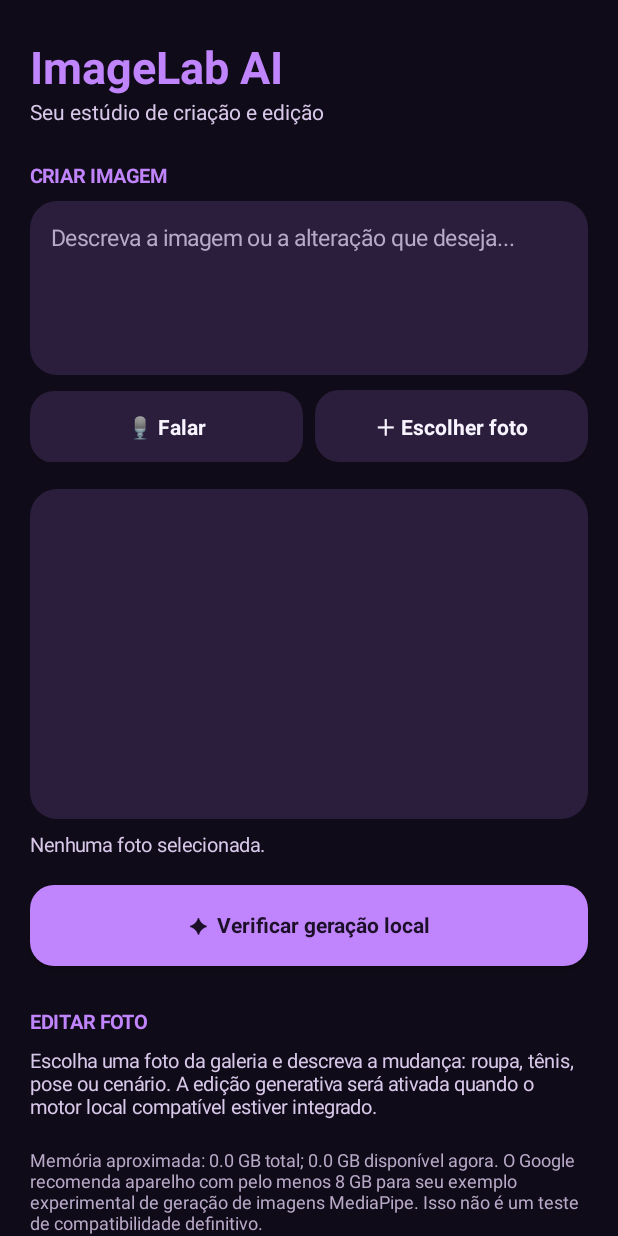
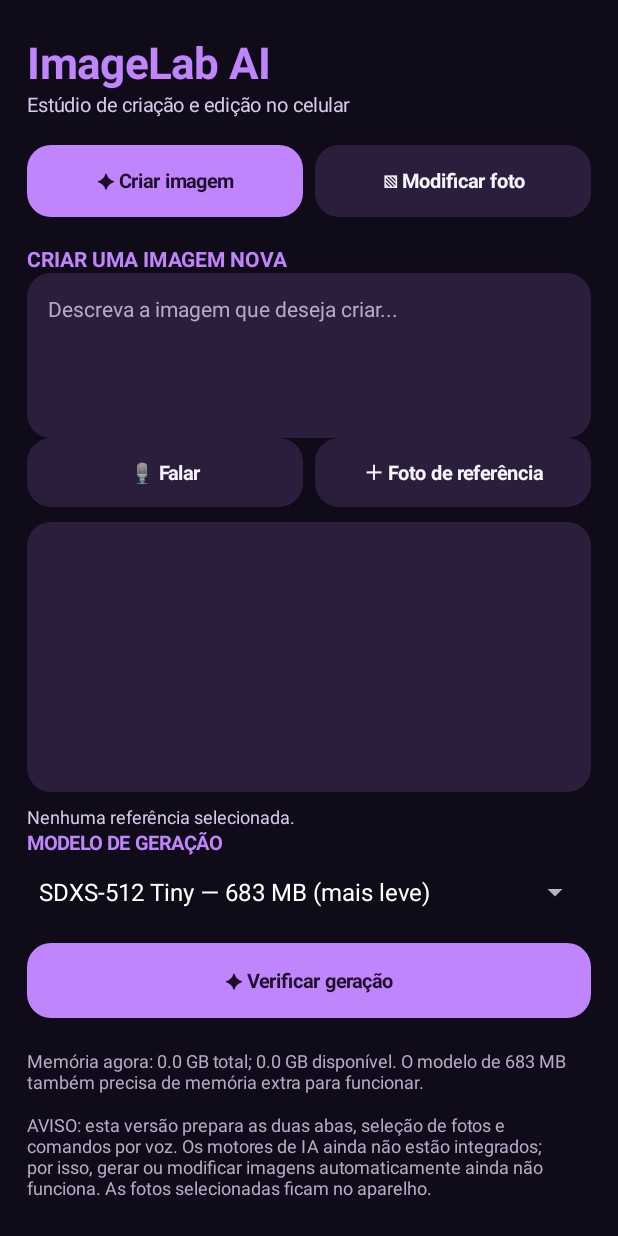
Before and after one commit to ohivyyctcvyovy-dotcom/12345, an Android app: the screen it shows after launch (MainActivity), on a phone screen of 412 x 824 dp. Run offline under Robolectric (Android 15) with nearby library versions, the phone set to English and light mode, and no system bars.

Commit message:
Add separate create and photo editing tabs

```diff
--- a/ImageLabAI/android/app/src/main/java/com/imagelab/ai/MainActivity.java
+++ b/ImageLabAI/android/app/src/main/java/com/imagelab/ai/MainActivity.java
@@ -1,197 +1,31 @@
 package com.imagelab.ai;
-
-import android.app.Activity;
-import android.app.ActivityManager;
-import android.os.Bundle;
-import android.content.Intent;
-import android.graphics.Color;
-import android.graphics.Typeface;
-import android.net.Uri;
-import android.speech.RecognizerIntent;
-import android.view.Gravity;
-import android.widget.*;
-import java.util.ArrayList;
-
-public class MainActivity extends Activity {
-    private final int BG = Color.rgb(16, 11, 24);
-    private final int PANEL = Color.rgb(43, 30, 60);
-    private final int PURPLE = Color.rgb(192, 132, 252);
-    private final int WHITE = Color.rgb(248, 244, 255);
-    private EditText prompt;
-    private ImageView preview;
-    private TextView status;
-    private static final int PICK_IMAGE = 10;
-    private static final int SPEECH = 11;
-
-    @Override public void onCreate(Bundle state) {
-        super.onCreate(state);
-        getWindow().setStatusBarColor(BG);
-        getWindow().setNavigationBarColor(BG);
-        buildScreen();
-    }
-
-    private void buildScreen() {
-        ScrollView scroll = new ScrollView(this);
-        scroll.setBackgroundColor(BG);
-        LinearLayout page = new LinearLayout(this);
-        page.setOrientation(LinearLayout.VERTICAL);
-        page.setPadding(dp(20), dp(24), dp(20), dp(28));
-        scroll.addView(page);
-
-        page.addView(text("ImageLab AI", 30, PURPLE, true));
-        page.addView(text("Seu estúdio de criação e edição", 14, 0xFFD7C7E8, false));
-
-        TextView createTitle = text("CRIAR IMAGEM", 13, PURPLE, true);
-        createTitle.setPadding(0, dp(24), 0, dp(8));
-        page.addView(createTitle);
-        prompt = new EditText(this);
-        prompt.setTextColor(WHITE);
-        prompt.setHintTextColor(0xFFB8A9C8);
-        prompt.setHint("Descreva a imagem ou a alteração que deseja...");
-        prompt.setTextSize(15);
-        prompt.setGravity(Gravity.TOP);
-        prompt.setMinLines(3);
-        prompt.setPadding(dp(14), dp(14), dp(14), dp(14));
-        prompt.setBackground(round(PANEL, 18));
-        page.addView(prompt, new LinearLayout.LayoutParams(-1, dp(116)));
-
-        LinearLayout actions = new LinearLayout(this);
-        actions.setOrientation(LinearLayout.HORIZONTAL);
-        Button voice = button("🎙 Falar", false);
-        Button add = button("＋ Escolher foto", false);
-        LinearLayout.LayoutParams ap = new LinearLayout.LayoutParams(0, dp(48), 1);
-        ap.topMargin = dp(10);
-        actions.addView(voice, ap);
-        LinearLayout.LayoutParams bp = new LinearLayout.LayoutParams(0, dp(48), 1);
-        bp.leftMargin = dp(8); bp.topMargin = dp(10);
-        actions.addView(add, bp);
-        page.addView(actions);
-
-        preview = new ImageView(this);
-        preview.setScaleType(ImageView.ScaleType.FIT_CENTER);
-        preview.setBackground(round(PANEL, 18));
-        LinearLayout.LayoutParams pp = new LinearLayout.LayoutParams(-1, dp(220));
-        pp.topMargin = dp(18);
-        page.addView(preview, pp);
-
-        status = text("Nenhuma foto selecionada.", 13, 0xFFD7C7E8, false);
-        status.setPadding(0, dp(8), 0, dp(4));
-        page.addView(status);
-
-        Button generate = button("✦  Verificar geração local", true);
-        LinearLayout.LayoutParams gp = new LinearLayout.LayoutParams(-1, dp(54));
-        gp.topMargin = dp(14);
-        page.addView(generate, gp);
-
-        TextView editTitle = text("EDITAR FOTO", 13, PURPLE, true);
-        editTitle.setPadding(0, dp(28), 0, dp(8));
-        page.addView(editTitle);
-        page.addView(text("Escolha uma foto da galeria e descreva a mudança: roupa, tênis, pose ou cenário. A edição generativa será ativada quando o motor local compatível estiver integrado.", 13, 0xFFD7C7E8, false));
-
-        TextView memory = text(deviceMemoryText(), 12, 0xFFB8A9C8, false);
-        memory.setPadding(0, dp(18), 0, 0);
-        page.addView(memory);
-
-        TextView foot = text("Esta versão ainda não gera imagens por IA. Ela prepara a interface e verifica o aparelho; não envia suas fotos para a internet.", 12, 0xFFB8A9C8, false);
-        foot.setPadding(0, dp(14), 0, 0);
-        page.addView(foot);
-
-        add.setOnClickListener(v -> openPicker());
-        voice.setOnClickListener(v -> startSpeech());
-        generate.setOnClickListener(v -> {
-            String p = prompt.getText().toString().trim();
-            if (p.isEmpty()) {
-                Toast.makeText(this, "Escreva ou fale o que deseja criar.", Toast.LENGTH_SHORT).show();
-            } else {
-                new AlertDialogBuilder(this).showInfo(
-                    "Motor de IA ainda não conectado",
-                    "Seu pedido foi preenchido, mas esta versão ainda não tem um modelo local integrado. Não vamos iniciar uma geração que possa fechar o aplicativo."
-                );
-            }
-        });
-        setContentView(scroll);
-    }
-
-    private String deviceMemoryText() {
-        ActivityManager.MemoryInfo info = new ActivityManager.MemoryInfo();
-        ((ActivityManager)getSystemService(ACTIVITY_SERVICE)).getMemoryInfo(info);
-        double total = info.totalMem / 1073741824.0;
-        double free = info.availMem / 1073741824.0;
-        return String.format(java.util.Locale.US,
-            "Memória aproximada: %.1f GB total; %.1f GB disponível agora. O Google recomenda aparelho com pelo menos 8 GB para seu exemplo experimental de geração de imagens MediaPipe. Isso não é um teste de compatibilidade definitivo.",
-            total, free);
-    }
-
-    private void openPicker() {
-        Intent i = new Intent(Intent.ACTION_OPEN_DOCUMENT);
-        i.setType("image/*");
-        i.addCategory(Intent.CATEGORY_OPENABLE);
-        startActivityForResult(i, PICK_IMAGE);
-    }
-
-    private void startSpeech() {
-        try {
-            Intent i = new Intent(RecognizerIntent.ACTION_RECOGNIZE_SPEECH);
-            i.putExtra(RecognizerIntent.EXTRA_LANGUAGE_MODEL, RecognizerIntent.LANGUAGE_MODEL_FREE_FORM);
-            i.putExtra(RecognizerIntent.EXTRA_LANGUAGE, "pt-BR");
-            i.putExtra(RecognizerIntent.EXTRA_PROMPT, "Fale o que deseja criar ou editar");
-            startActivityForResult(i, SPEECH);
-        } catch (Exception e) {
-            Toast.makeText(this, "O reconhecimento de voz não está disponível neste aparelho.", Toast.LENGTH_LONG).show();
-        }
-    }
-
-    @Override protected void onActivityResult(int requestCode, int resultCode, Intent data) {
-        super.onActivityResult(requestCode, resultCode, data);
-        if (resultCode != RESULT_OK || data == null) return;
-        if (requestCode == PICK_IMAGE) {
-            Uri uri = data.getData();
-            if (uri != null) {
-                try { getContentResolver().takePersistableUriPermission(uri, Intent.FLAG_GRANT_READ_URI_PERMISSION); }
-                catch (Exception ignored) {}
-                preview.setImageURI(uri);
-                status.setText("Foto selecionada. Escreva ou fale a alteração desejada.");
-            }
-        } else if (requestCode == SPEECH) {
-            ArrayList<String> results = data.getStringArrayListExtra(RecognizerIntent.EXTRA_RESULTS);
-            if (results != null && !results.isEmpty()) {
-                String old = prompt.getText().toString();
-                prompt.setText(old.isEmpty() ? results.get(0) : old + " " + results.get(0));
-            }
-        }
-    }
-
-    private TextView text(String s, int size, int color, boolean bold) {
-        TextView t = new TextView(this);
-        t.setText(s); t.setTextSize(size); t.setTextColor(color);
-        if (bold) t.setTypeface(Typeface.DEFAULT, Typeface.BOLD);
-        return t;
-    }
-
-    private Button button(String label, boolean primary) {
-        Button b = new Button(this);
-        b.setText(label); b.setAllCaps(false); b.setTextSize(14);
-        b.setTextColor(primary ? Color.rgb(28, 15, 40) : WHITE);
-        b.setTypeface(Typeface.DEFAULT, Typeface.BOLD);
-        b.setBackground(round(primary ? PURPLE : PANEL, 16));
-        return b;
-    }
-
-    private android.graphics.drawable.GradientDrawable round(int color, int radius) {
-        android.graphics.drawable.GradientDrawable d = new android.graphics.drawable.GradientDrawable();
-        d.setColor(color); d.setCornerRadius(dp(radius));
-        return d;
-    }
-
-    private int dp(int v) { return (int)(v * getResources().getDisplayMetrics().density + 0.5f); }
-
-    private static class AlertDialogBuilder {
-        private final Activity activity;
-        AlertDialogBuilder(Activity a) { activity = a; }
-        void showInfo(String title, String message) {
-            new android.app.AlertDialog.Builder(activity)
-                .setTitle(title).setMessage(message)
-                .setPositiveButton("Entendi", null).show();
-        }
-    }
+import android.app.*;import android.app.ActivityManager;import android.os.Bundle;import android.content.*;import android.graphics.Color;import android.graphics.Typeface;import android.net.Uri;import android.speech.RecognizerIntent;import android.view.Gravity;import android.view.View;import android.widget.*;import java.util.ArrayList;
+public class MainActivity extends Activity{
+ int BG=Color.rgb(16,11,24),PANEL=Color.rgb(43,30,60),PURPLE=Color.rgb(192,132,252),WHITE=Color.rgb(248,244,255);
+ LinearLayout page,createPanel,editPanel;EditText createPrompt,editPrompt;ImageView createPreview,editPreview;TextView createStatus,editStatus;Spinner models;
+ static final int PC=10,PE=12,SC=11,SE=13;
+ public void onCreate(Bundle b){super.onCreate(b);getWindow().setStatusBarColor(BG);getWindow().setNavigationBarColor(BG);build();}
+ void build(){
+ ScrollView scroll=new ScrollView(this);scroll.setBackgroundColor(BG);page=new LinearLayout(this);page.setOrientation(1);page.setPadding(dp(18),dp(22),dp(18),dp(28));scroll.addView(page);
+ page.addView(txt("ImageLab AI",29,PURPLE,true));page.addView(txt("Estúdio de criação e edição no celular",13,0xFFD7C7E8,false));
+ LinearLayout tabs=new LinearLayout(this);Button ct=btn("✦ Criar imagem",true),et=btn("▧ Modificar foto",false);LinearLayout.LayoutParams a=new LinearLayout.LayoutParams(0,dp(48),1);a.topMargin=dp(18);tabs.addView(ct,a);LinearLayout.LayoutParams z=new LinearLayout.LayoutParams(0,dp(48),1);z.leftMargin=dp(8);z.topMargin=dp(18);tabs.addView(et,z);page.addView(tabs);
+ createPanel=new LinearLayout(this);createPanel.setOrientation(1);createPanel.setPadding(0,dp(18),0,0);createPanel.addView(txt("CRIAR UMA IMAGEM NOVA",14,PURPLE,true));createPrompt=edit("Descreva a imagem que deseja criar...");createPanel.addView(createPrompt,new LinearLayout.LayoutParams(-1,dp(110)));
+ LinearLayout ca=new LinearLayout(this);Button cv=btn("🎙 Falar",false),cp=btn("＋ Foto de referência",false);ca.addView(cv,new LinearLayout.LayoutParams(0,dp(46),1));LinearLayout.LayoutParams cpl=new LinearLayout.LayoutParams(0,dp(46),1);cpl.leftMargin=dp(8);ca.addView(cp,cpl);createPanel.addView(ca);
+ createPreview=preview();createPanel.addView(createPreview,previewParams());createStatus=txt("Nenhuma referência selecionada.",12,0xFFD7C7E8,false);createPanel.addView(createStatus);createPanel.addView(txt("MODELO DE GERAÇÃO",13,PURPLE,true));
+ models=new Spinner(this);String[] choices={"SDXS-512 Tiny — 683 MB (mais leve)","SD-Turbo — cerca de 2 GB (mais pesado)"};ArrayAdapter<String> ad=new ArrayAdapter<>(this,android.R.layout.simple_spinner_item,choices);ad.setDropDownViewResource(android.R.layout.simple_spinner_dropdown_item);models.setAdapter(ad);createPanel.addView(models,new LinearLayout.LayoutParams(-1,dp(48)));Button gen=btn("✦ Verificar geração",true);LinearLayout.LayoutParams gp=new LinearLayout.LayoutParams(-1,dp(50));gp.topMargin=dp(10);createPanel.addView(gen,gp);page.addView(createPanel);
+ editPanel=new LinearLayout(this);editPanel.setOrientation(1);editPanel.setPadding(0,dp(18),0,0);editPanel.setVisibility(View.GONE);editPanel.addView(txt("MODIFICAR UMA FOTO EXISTENTE",14,PURPLE,true));editPanel.addView(txt("Esta aba é separada. Escolha uma foto e diga o que deseja mudar.",13,0xFFD7C7E8,false));Button pick=btn("＋ Escolher foto da galeria",false);LinearLayout.LayoutParams pp=new LinearLayout.LayoutParams(-1,dp(48));pp.topMargin=dp(10);editPanel.addView(pick,pp);editPreview=preview();editPanel.addView(editPreview,previewParams());editStatus=txt("Nenhuma foto selecionada.",12,0xFFD7C7E8,false);editPanel.addView(editStatus);editPrompt=edit("Ex.: mude o fundo, a roupa ou a iluminação...");LinearLayout.LayoutParams ep=new LinearLayout.LayoutParams(-1,dp(110));ep.topMargin=dp(10);editPanel.addView(editPrompt,ep);Button ev=btn("🎙 Ditar alteração",false);editPanel.addView(ev);Button apply=btn("✦ Aplicar mudança na foto",true);LinearLayout.LayoutParams ap=new LinearLayout.LayoutParams(-1,dp(50));ap.topMargin=dp(10);editPanel.addView(apply,ap);page.addView(editPanel);
+ TextView memory=txt(mem(),12,0xFFB8A9C8,false);LinearLayout.LayoutParams mp=new LinearLayout.LayoutParams(-1,-2);mp.topMargin=dp(20);page.addView(memory,mp);TextView note=txt("AVISO: esta versão prepara as duas abas, seleção de fotos e comandos por voz. Os motores de IA ainda não estão integrados; por isso, gerar ou modificar imagens automaticamente ainda não funciona. As fotos selecionadas ficam no aparelho.",12,0xFFB8A9C8,false);LinearLayout.LayoutParams np=new LinearLayout.LayoutParams(-1,-2);np.topMargin=dp(12);page.addView(note,np);
+ ct.setOnClickListener(v->tab(true,ct,et));et.setOnClickListener(v->tab(false,ct,et));cp.setOnClickListener(v->pick(PC));pick.setOnClickListener(v->pick(PE));cv.setOnClickListener(v->speak(SC));ev.setOnClickListener(v->speak(SE));gen.setOnClickListener(v->info(false));apply.setOnClickListener(v->info(true));setContentView(scroll);
+ }
+ void tab(boolean c,Button ct,Button et){createPanel.setVisibility(c?View.VISIBLE:View.GONE);editPanel.setVisibility(c?View.GONE:View.VISIBLE);ct.setBackground(bg(c?PURPLE:PANEL));ct.setTextColor(c?Color.rgb(28,15,40):WHITE);et.setBackground(bg(c?PANEL:PURPLE));et.setTextColor(c?WHITE:Color.rgb(28,15,40));}
+ void info(boolean editing){String m=editing?"A foto e o pedido estão nesta aba separada. A edição por IA ainda precisa do motor local integrado. Nenhuma alteração foi aplicada.":"Modelo selecionado: "+models.getSelectedItem()+". O motor de geração ainda não foi integrado. Nenhuma geração será iniciada nesta versão.";new AlertDialog.Builder(this).setTitle(editing?"Edição ainda não ativada":"Geração ainda não ativada").setMessage(m).setPositiveButton("Entendi",null).show();}
+ String mem(){ActivityManager.MemoryInfo i=new ActivityManager.MemoryInfo();((ActivityManager)getSystemService(ACTIVITY_SERVICE)).getMemoryInfo(i);return String.format(java.util.Locale.US,"Memória agora: %.1f GB total; %.1f GB disponível. O modelo de 683 MB também precisa de memória extra para funcionar.",i.totalMem/1073741824.0,i.availMem/1073741824.0);}
+ EditText edit(String h){EditText e=new EditText(this);e.setTextColor(WHITE);e.setHintTextColor(0xFFB8A9C8);e.setHint(h);e.setTextSize(14);e.setGravity(Gravity.TOP);e.setMinLines(3);e.setPadding(dp(14),dp(14),dp(14),dp(14));e.setBackground(bg(PANEL));return e;}
+ ImageView preview(){ImageView v=new ImageView(this);v.setScaleType(ImageView.ScaleType.FIT_CENTER);v.setBackground(bg(PANEL));return v;}LinearLayout.LayoutParams previewParams(){LinearLayout.LayoutParams p=new LinearLayout.LayoutParams(-1,dp(180));p.topMargin=dp(10);p.bottomMargin=dp(8);return p;}
+ void pick(int r){Intent i=new Intent(Intent.ACTION_OPEN_DOCUMENT);i.setType("image/*");i.addCategory(Intent.CATEGORY_OPENABLE);startActivityForResult(i,r);}
+ void speak(int r){try{Intent i=new Intent(RecognizerIntent.ACTION_RECOGNIZE_SPEECH);i.putExtra(RecognizerIntent.EXTRA_LANGUAGE_MODEL,RecognizerIntent.LANGUAGE_MODEL_FREE_FORM);i.putExtra(RecognizerIntent.EXTRA_LANGUAGE,"pt-BR");startActivityForResult(i,r);}catch(Exception e){Toast.makeText(this,"Voz indisponível.",Toast.LENGTH_LONG).show();}}
+ protected void onActivityResult(int r,int result,Intent d){super.onActivityResult(r,result,d);if(result!=RESULT_OK||d==null)return;if(r==PC||r==PE){Uri u=d.getData();if(u==null)return;try{getContentResolver().takePersistableUriPermission(u,Intent.FLAG_GRANT_READ_URI_PERMISSION);}catch(Exception ignored){}if(r==PC){createPreview.setImageURI(u);createStatus.setText("Referência selecionada.");}else{editPreview.setImageURI(u);editStatus.setText("Foto selecionada para modificação.");}}else if(r==SC||r==SE){ArrayList<String>x=d.getStringArrayListExtra(RecognizerIntent.EXTRA_RESULTS);if(x!=null&&!x.isEmpty())(r==SC?createPrompt:editPrompt).setText(x.get(0));}}
+ TextView txt(String s,int n,int c,boolean b){TextView t=new TextView(this);t.setText(s);t.setTextSize(n);t.setTextColor(c);if(b)t.setTypeface(Typeface.DEFAULT,Typeface.BOLD);return t;}
+ Button btn(String s,boolean p){Button b=new Button(this);b.setText(s);b.setAllCaps(false);b.setTextSize(13);b.setTextColor(p?Color.rgb(28,15,40):WHITE);b.setTypeface(Typeface.DEFAULT,Typeface.BOLD);b.setBackground(bg(p?PURPLE:PANEL));return b;}
+ android.graphics.drawable.GradientDrawable bg(int c){android.graphics.drawable.GradientDrawable d=new android.graphics.drawable.GradientDrawable();d.setColor(c);d.setCornerRadius(dp(16));return d;}int dp(int v){return (int)(v*getResources().getDisplayMetrics().density+0.5f);}
 }
```
